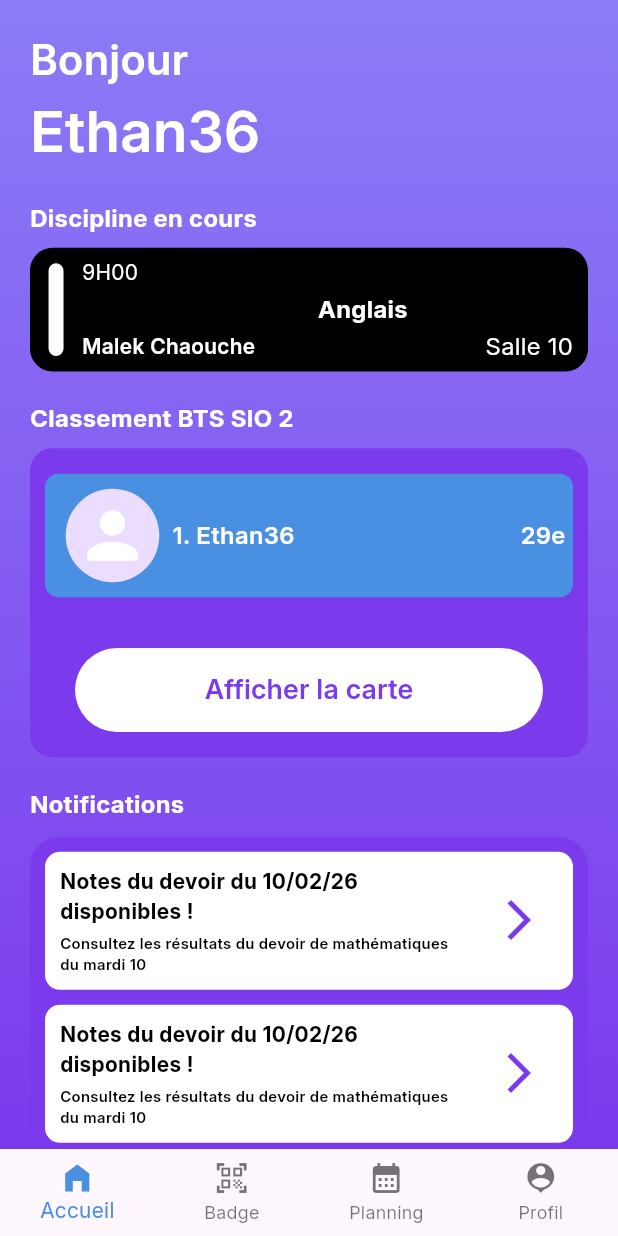
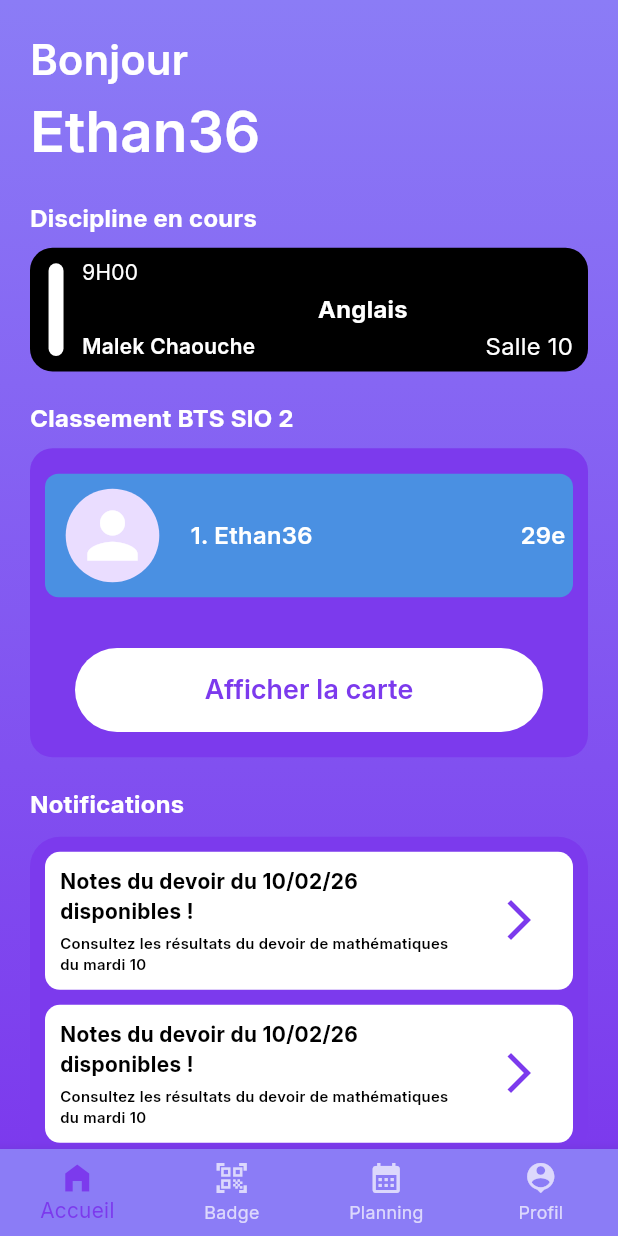
Before and after one commit to chaouche-praetoria/companion-itic, a Flutter app: the HomeScreen screen opened by its route, after a tap on "Afficher la carte", on a phone screen of 412 x 824 dp. Run offline on Flutter 3.47's test engine with Material 3 defaults, Android fonts, the phone set to English and light mode, and no system bars; our stand-ins replace flutter_svg, google_fonts.

Commit message:
feat: Implement bottom navigation and add Badge, Planning, and Profile screens

```diff
--- /dev/null
+++ b/lib/screens/home/badge_home_screen.dart
@@ -0,0 +1,12 @@
+import 'package:flutter/material.dart';
+
+class BadgeHomeScreen extends StatelessWidget {
+  const BadgeHomeScreen({super.key});
+
+  @override
+  Widget build(BuildContext context) {
+    return const Center(
+      child: Icon(Icons.qr_code_scanner, size: 72, color: Colors.white),
+    );
+  }
+}
--- /dev/null
+++ b/lib/screens/home/planning_home_screen.dart
@@ -0,0 +1,12 @@
+import 'package:flutter/material.dart';
+
+class PlanningHomeScreen extends StatelessWidget {
+  const PlanningHomeScreen({super.key});
+
+  @override
+  Widget build(BuildContext context) {
+    return const Center(
+      child: Icon(Icons.calendar_month, size: 72, color: Colors.white),
+    );
+  }
+}
--- /dev/null
+++ b/lib/screens/home/profile_home_screen.dart
@@ -0,0 +1,12 @@
+import 'package:flutter/material.dart';
+
+class ProfileHomeScreen extends StatelessWidget {
+  const ProfileHomeScreen({super.key});
+
+  @override
+  Widget build(BuildContext context) {
+    return const Center(
+      child: Icon(Icons.person_pin, size: 72, color: Colors.white),
+    );
+  }
+}
--- a/lib/screens/home_screen.dart
+++ b/lib/screens/home_screen.dart
@@ -1,3 +1,6 @@
+import 'package:companion/screens/home/badge_home_screen.dart';
+import 'package:companion/screens/home/planning_home_screen.dart';
+import 'package:companion/screens/home/profile_home_screen.dart';
 import 'package:companion/widgets/section_title.dart';
 import 'package:flutter/material.dart';
 import 'package:google_fonts/google_fonts.dart';
@@ -15,14 +18,19 @@ class HomeScreen extends StatefulWidget {
 }
 
 class _HomeScreenState extends State<HomeScreen> {
-  @override
-  void dispose() {
-    super.dispose();
-  }
+  int _currentIndex = 0;
 
   @override
   Widget build(BuildContext context) {
     final screenSize = MediaQuery.of(context).size;
+
+    final pages = <Widget>[
+      _HomeTab(screenSize: screenSize),
+      const BadgeHomeScreen(),
+      const PlanningHomeScreen(),
+      const ProfileHomeScreen(),
+    ];
+
     return Scaffold(
       body: Container(
         width: screenSize.width,
@@ -30,20 +38,49 @@ class _HomeScreenState extends State<HomeScreen> {
           gradient: LinearGradient(
             begin: Alignment.topCenter,
             end: Alignment.bottomCenter,
-            colors: [
-              AppColors.gradientLight,
-              AppColors.gradientDark,
-            ],
+            colors: [AppColors.gradientLight, AppColors.gradientDark],
           ),
         ),
         child: SafeArea(
-          child: Padding(
-            padding: EdgeInsets.symmetric(horizontal: 20),
+          child: IndexedStack(index: _currentIndex, children: pages),
+        ),
+      ),
+      bottomNavigationBar: BottomNavigationBar(
+        type: BottomNavigationBarType.fixed,
+        currentIndex: _currentIndex,
+        selectedItemColor: AppColors.gradientDark,
+        unselectedItemColor: Colors.white.withValues(alpha: 0.7),
+        backgroundColor: AppColors.gradientLight,
+        onTap: (int index) => setState(() => _currentIndex = index),
+        items: const [
+          BottomNavigationBarItem(icon: Icon(Icons.home_filled), label: 'Accueil'),
+          BottomNavigationBarItem(icon: Icon(Icons.qr_code_scanner), label: 'Badge'),
+          BottomNavigationBarItem(icon: Icon(Icons.calendar_month), label: 'Planning'),
+          BottomNavigationBarItem(icon: Icon(Icons.person_pin), label: 'Profil'),
+        ],
+      ),
+    );
+  }
+}
+
+class _HomeTab extends StatefulWidget {
+  const _HomeTab({required this.screenSize});
+  final Size screenSize;
+
+  @override
+  State<_HomeTab> createState() => _HomeTabState();
+}
+
+class _HomeTabState extends State<_HomeTab> {
+  @override
+  Widget build(BuildContext context) {
+    return Padding(
+      padding: const EdgeInsets.symmetric(horizontal: 20),
       child: SingleChildScrollView(
         child: Column(
           crossAxisAlignment: CrossAxisAlignment.start,
           children: [
-                  SizedBox(height: 20),
+            const SizedBox(height: 20),
             Text(
               "Bonjour",
               style: GoogleFonts.inter(
@@ -62,21 +99,21 @@ class _HomeScreenState extends State<HomeScreen> {
               ),
               textAlign: TextAlign.left,
             ),
-                  SizedBox(height: 20),
+            const SizedBox(height: 20),
             SectionTitle(title: "Discipline en cours"),
             CurrentDisciplineCard(
-                    screenSize: screenSize,
+              screenSize: widget.screenSize,
               startTime: "9H00",
               teacherName: "Malek Chaouche",
               subject: "Anglais",
               room: "Salle 10",
             ),
-                  SizedBox(height: 20),
+            const SizedBox(height: 20),
             SectionTitle(title: "Classement BTS SIO 2"),
             Container(
-                    width: screenSize.width,
-                    height: screenSize.height * 0.25,
-                    margin: EdgeInsets.only(top: screenSize.height * 0.01),
+              width: widget.screenSize.width,
+              height: widget.screenSize.height * 0.25,
+              margin: EdgeInsets.only(top: widget.screenSize.height * 0.01),
               decoration: BoxDecoration(
                 color: AppColors.gradientDark,
                 borderRadius: BorderRadius.circular(15),
@@ -87,29 +124,24 @@ class _HomeScreenState extends State<HomeScreen> {
                 children: [
                   Container(
                     width: double.infinity,
-                          height: screenSize.height * 0.1,
-                          margin: EdgeInsets.all(10),
-                          padding: EdgeInsets.symmetric(
-                              vertical: 10, horizontal: 5),
+                    height: widget.screenSize.height * 0.1,
+                    margin: const EdgeInsets.all(10),
+                    padding: const EdgeInsets.symmetric(vertical: 10, horizontal: 5),
                     decoration: BoxDecoration(
                       color: AppColors.splashGradient1,
                       borderRadius: BorderRadius.circular(9),
                     ),
                     child: Row(
-                            mainAxisAlignment:
-                            MainAxisAlignment.spaceBetween,
+                      mainAxisAlignment: MainAxisAlignment.spaceBetween,
                       crossAxisAlignment: CrossAxisAlignment.center,
                       children: [
                         Row(
                           children: [
-                                  CircleAvatar(
+                            const CircleAvatar(
                               radius: 40,
-                                    child: const Icon(
-                                      Icons.person,
-                                      color: AppColors.white,
-                                      size: 50,
+                              child: Icon(Icons.person, color: AppColors.white, size: 50),
                             ),
-                                  ),
+                            const SizedBox(width: 12),
                             Text(
                               "1. Ethan36",
                               style: GoogleFonts.inter(
@@ -134,20 +166,16 @@ class _HomeScreenState extends State<HomeScreen> {
                   Container(
                     width: double.infinity,
                     height: AppSizes.buttonHeight,
-                          margin: EdgeInsets.symmetric(
-                              horizontal: 30, vertical: 10),
+                    margin: const EdgeInsets.symmetric(horizontal: 30, vertical: 10),
                     child: ElevatedButton(
-                            onPressed: () {
-                              debugPrint("Next button pressed");
-                            },
+                      onPressed: () => debugPrint("Afficher la carte"),
                       style: ElevatedButton.styleFrom(
                         backgroundColor: AppColors.white,
                         foregroundColor: AppColors.gradientDark,
                         elevation: 0,
                         shadowColor: Colors.transparent,
                         shape: RoundedRectangleBorder(
-                                borderRadius: BorderRadius.circular(
-                                    AppSizes.buttonRadius),
+                          borderRadius: BorderRadius.circular(AppSizes.buttonRadius),
                         ),
                       ),
                       child: Text(
@@ -162,52 +190,35 @@ class _HomeScreenState extends State<HomeScreen> {
                 ],
               ),
             ),
-                  SizedBox(height: 20),
+            const SizedBox(height: 20),
             SectionTitle(title: "Notifications"),
             Container(
               width: double.infinity,
-                    margin: EdgeInsets.only(top: 10),
+              margin: const EdgeInsets.only(top: 10),
               decoration: BoxDecoration(
                 color: AppColors.gradientDark,
                 borderRadius: BorderRadius.circular(20),
               ),
-                    child: Padding(
-                      padding: const EdgeInsets.all(10),
+              child: const Padding(
+                padding: EdgeInsets.all(10),
                 child: Column(
-                        spacing: 10,
                   children: [
                     NotificationCard(
                       title: "Notes du devoir du 10/02/26 disponibles !",
                       description: "Consultez les résultats du devoir de mathématiques du mardi 10 ",
-                            onTap: () {},
                     ),
+                    SizedBox(height: 10),
                     NotificationCard(
                       title: "Notes du devoir du 10/02/26 disponibles !",
                       description: "Consultez les résultats du devoir de mathématiques du mardi 10 ",
-                            onTap: () {},
                     ),
                   ],
                 ),
               ),
             ),
-                  SizedBox(height: 20),
+            const SizedBox(height: 20),
           ],
         ),
-            ),
-          ),
-        ),
-      ),
-      bottomNavigationBar: BottomNavigationBar(
-        items: const <BottomNavigationBarItem>[
-          BottomNavigationBarItem(icon: Icon(Icons.home_filled), label: 'Accueil'),
-          BottomNavigationBarItem(icon: Icon(Icons.qr_code_scanner), label: 'Badge'),
-          BottomNavigationBarItem(icon: Icon(Icons.calendar_month), label: 'Planning'),
-          BottomNavigationBarItem(icon: Icon(Icons.person_pin), label: 'Profil'),
-        ],
-        type: BottomNavigationBarType.fixed,
-        currentIndex: 0,
-        selectedItemColor: AppColors.splashGradient1,
-        onTap: (int index) {},
       ),
     );
   }
```
Lines whose indentation alone changed are shown as unchanged.
